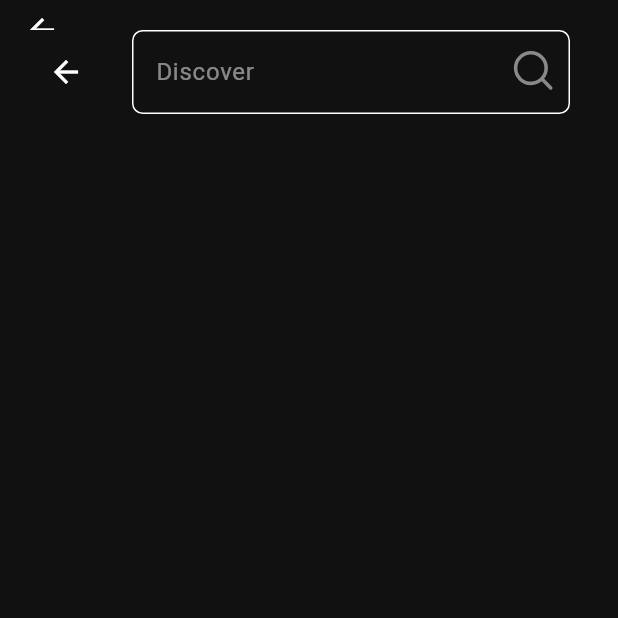
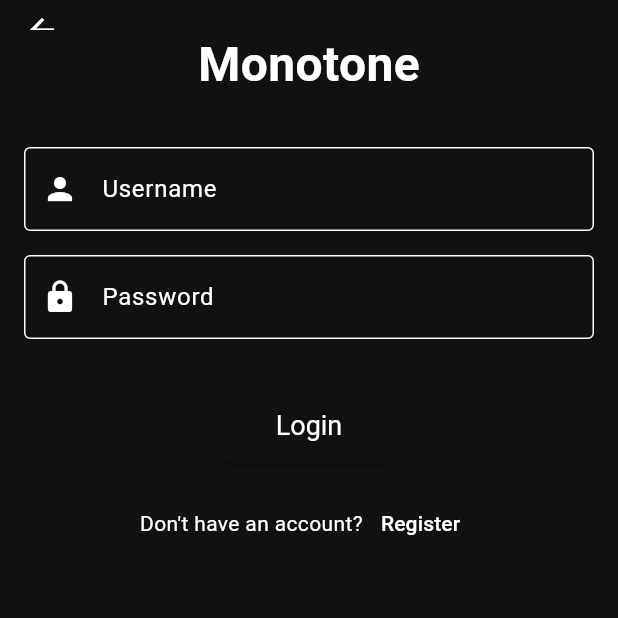
Before and after one commit to Monotone-music/monotone-mobile, a Flutter app: the DiscoverPage screen opened directly, on a phone screen of 412 x 824 dp, the top half of it. Run offline on Flutter 3.47's test engine with Material 3 defaults, Android fonts, the phone set to English and light mode, and no system bars; our stand-ins replace audio_service, audio_video_progress_bar, flutter_secure_storage, flutter_svg, get_it, just_audio and 4 more; missing offline and left inert: auto_scroll_text; accounts and stored records are empty; network calls fail.

Commit message:
fix: merge

```diff
--- a/lib/auth/login/login_form.dart
+++ b/lib/auth/login/login_form.dart
@@ -1,6 +1,10 @@
 import 'package:flutter/material.dart';
-import 'login_button.dart';
-import 'register_button.dart';
+import 'package:flutter_secure_storage/flutter_secure_storage.dart';
+
+import 'package:monotone_flutter/auth/login/login_button.dart';
+import 'package:monotone_flutter/auth/login/login_loader.dart';
+import 'package:monotone_flutter/auth/login/register_button.dart';
+import 'package:monotone_flutter/pages/home.dart';
 
 class LoginForm extends StatefulWidget {
   @override
@@ -11,6 +15,8 @@ class _LoginFormState extends State<LoginForm> {
   final _formKey = GlobalKey<FormState>();
   final _usernameController = TextEditingController();
   final _passwordController = TextEditingController();
+  final _loginLoader = LoginLoader();
+  String _errorMessage = '';
 
   @override
   void dispose() {
@@ -19,11 +25,33 @@ class _LoginFormState extends State<LoginForm> {
     super.dispose();
   }
 
-  void _login() {
+  Future<void> _login() async {
     if (_formKey.currentState!.validate()) {
       // Perform login action
-      print('Username: ${_usernameController.text}');
-      print('Password: ${_passwordController.text}');
+      final result = await _loginLoader.login(
+        _usernameController.text,
+        _passwordController.text,
+      );
+
+      if (result == 'Invalid username or password' ||
+          result == 'Failed to load data') {
+        setState(() {
+          _errorMessage = result;
+        });
+      } else {
+        // Assuming the result contains the token or success message
+        // Save login status
+        final secureStorage = FlutterSecureStorage();
+        await secureStorage.write(key: 'isLoggedIn', value: 'true');
+        print('hisda');
+        print(secureStorage);
+
+        // Navigate to home page
+        Navigator.pushReplacement(
+          context,
+          MaterialPageRoute(builder: (context) => HomePage()),
+        );
+      }
     }
   }
 
@@ -35,12 +63,14 @@ class _LoginFormState extends State<LoginForm> {
         mainAxisAlignment: MainAxisAlignment.center,
         children: [
           Text(
-            'Login',
+            'Monotone',
             style: TextStyle(
               fontSize: 32.0,
               fontWeight: FontWeight.bold,
             ),
           ),
+
+          ///
           SizedBox(height: 32.0),
           TextFormField(
             controller: _usernameController,
@@ -56,6 +86,8 @@ class _LoginFormState extends State<LoginForm> {
               return null;
             },
           ),
+
+          ///
           SizedBox(height: 16.0),
           TextFormField(
             controller: _passwordController,
@@ -73,6 +105,15 @@ class _LoginFormState extends State<LoginForm> {
             },
           ),
           SizedBox(height: 32.0),
+
+          ///
+          if (_errorMessage.isNotEmpty)
+            Text(
+              _errorMessage,
+              style: TextStyle(color: Colors.red),
+            ),
+
+          ///
           LoginButton(onPressed: _login),
           SizedBox(height: 16.0),
           RegisterButton(),
--- /dev/null
+++ b/lib/auth/login/login_loader.dart
@@ -0,0 +1,29 @@
+import 'dart:convert';
+import 'package:http/http.dart' as http;
+
+class LoginLoader {
+  final String apiUrl='https://api2.ibarakoi.online/auth/login';
+
+  LoginLoader();
+
+  Future<String> login(String username, String password) async {
+    final response = await http.post(
+      Uri.parse(apiUrl),
+      body: {
+        'username': username,
+        'password': password,
+      },
+    );
+
+    if (response.statusCode == 200) {
+      // Assuming the response body contains the token or success message
+      return response.body;
+    } else if (response.statusCode == 401) {
+      // Unauthorized
+      return 'Invalid username or password';
+    } else {
+      // Other errors
+      return 'Failed to load data';
+    }
+  }
+}
--- a/lib/auth/login/register_button.dart
+++ b/lib/auth/login/register_button.dart
@@ -1,13 +1,40 @@
 import 'package:flutter/material.dart';
 
+import 'package:monotone_flutter/pages/register.dart';
+
 class RegisterButton extends StatelessWidget {
+  const RegisterButton();
+
   @override
   Widget build(BuildContext context) {
-    return TextButton(
-      onPressed: () {
-        // Navigate to the registration page
-      },
-      child: Text('Don\'t have an account? Register'),
+    return Row(
+      mainAxisAlignment: MainAxisAlignment.center,
+      children: [
+        Text(
+          "Don't have an account?",
+          style: TextStyle(),
+        ),
+
+        ///
+        TextButton(
+          onPressed: () {
+            Navigator.push(
+              context,
+              MaterialPageRoute(builder: (context) => RegisterPage()),
+            );
+          },
+
+          ///
+          child: Text(
+            'Register',
+            style: TextStyle(),
+          ),
+        ),
+
+        ///
+      ],
     );
+
+    ///
   }
 }
--- a/lib/pages/discover.dart
+++ b/lib/pages/discover.dart
@@ -1,4 +1,5 @@
 import 'package:flutter/material.dart';
+import 'package:monotone_flutter/auth/login/login_form.dart';
 import 'package:monotone_flutter/pages/artist_detail.dart';
 import 'package:monotone_flutter/components/component_views/search_bar_view.dart';
 
@@ -22,26 +23,30 @@ class _DiscoverPageState extends State<DiscoverPage> {
             children: [
               Column(
                 children: [
-                  Container(
-                    height: MediaQuery.of(context).size.height *
-                        0.43, // Set a fixed height for the stack
-                    child: Stack(
-                      children: [
-                        Positioned(
-                          top: 100,
-                          left: 0,
-                          right: 0,
-                          child: _buildPanel(),
-                        ),
-                        Positioned(
-                          top: 0,
-                          left: 0,
-                          right: 0,
-                          child: _searchPanel(),
-                        ),
-                      ],
-                    ),
-                  ),
+                  // Container(
+                  //   height: MediaQuery.of(context).size.height *
+                  //       0.43, // Set a fixed height for the stack
+                  //   child: Stack(
+                  //     children: [
+                  //       Positioned(
+                  //         top: 100,
+                  //         left: 0,
+                  //         right: 0,
+                  //         child: _buildPanel(),
+                  //       ),
+                  //       Positioned(
+                  //         top: 0,
+                  //         left: 0,
+                  //         right: 0,
+                  //         child: _searchPanel(),
+                  //       ),
+                  //     ],
+                  //   ),
+                  // ),
+
+                  // _buildPanel(),
+                  // _searchPanel(),
+                  _loginPanel(),
 
                   ///
                 ],
@@ -58,10 +63,16 @@ class _DiscoverPageState extends State<DiscoverPage> {
   Widget _searchPanel() {
     return Container(
       child: SearchBarView(hintText: 'Discover'),
-      height: MediaQuery.of(context).size.height * 0.5,
+      height: MediaQuery.of(context).size.height * 0.1,
     );
   }
 
+//
+  Widget _loginPanel() {
+    return LoginForm();
+  }
+
+//
   Widget _buildPanel() {
     return SizedBox(
         width: double.infinity,
--- a/pubspec.yaml
+++ b/pubspec.yaml
@@ -60,7 +60,9 @@ dev_dependencies:
   # activated in the `analysis_options.yaml` file located at the root of your
   # package. See that file for information about deactivating specific lint
   # rules and activating additional ones.
+  flutter_secure_storage: ^5.0.2
   flutter_lints: ^4.0.0
+  shared_preferences: ^2.0.6
 
 # For information on the generic Dart part of this file, see the
 # following page: https://dart.dev/tools/pub/pubspec
```
Also changed, not shown: lib/auth/login/register_form.dart (added, +147 -0 lines), lib/pages/home.dart (+18 -12 lines), lib/pages/register.dart (added, +17 -0 lines), pubspec.lock, 5 other files.
